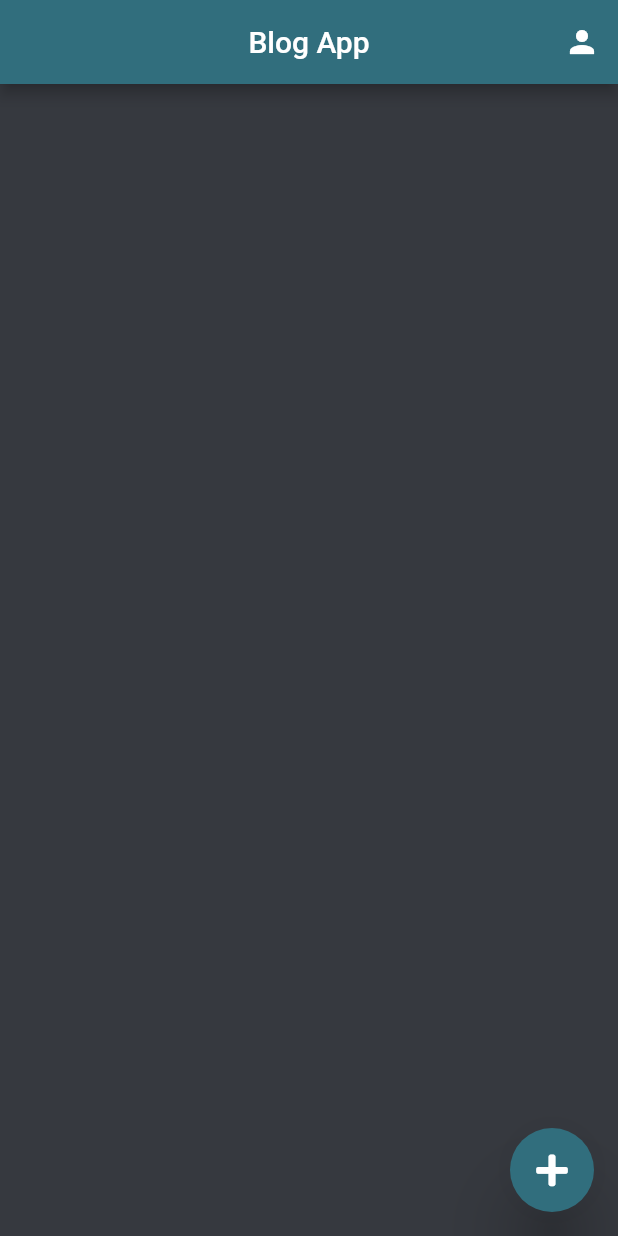
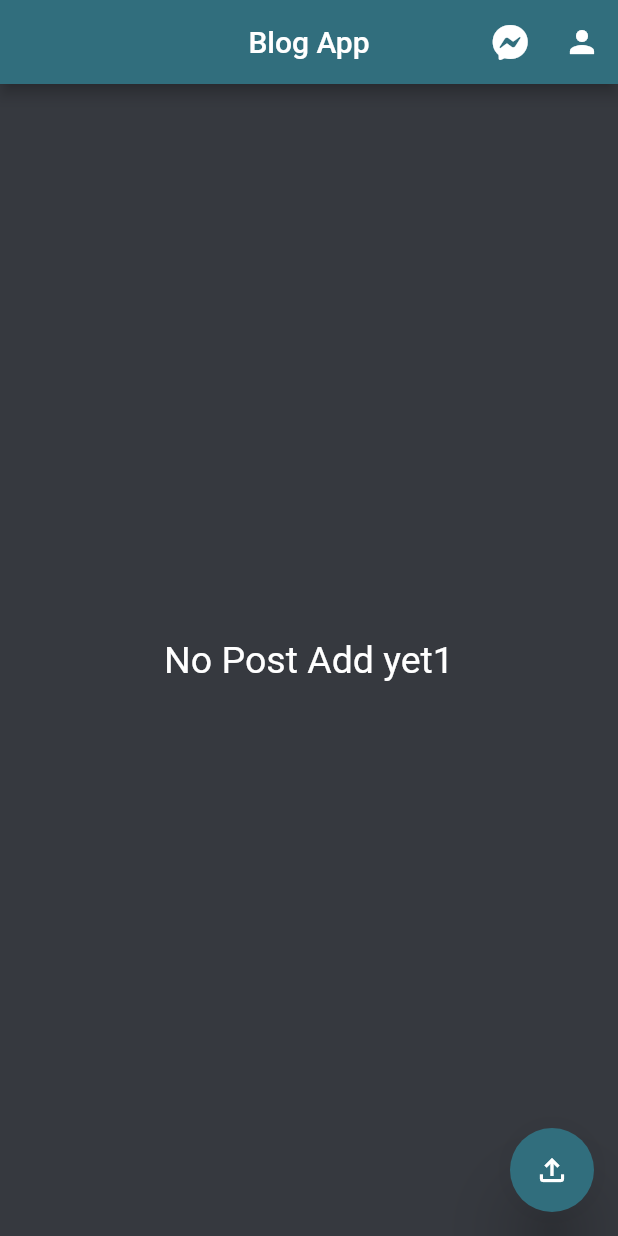
Before and after one commit to tahaTWM/chatFirebase, a Flutter app: the DisplayPost screen opened directly, on a phone screen of 412 x 824 dp. Run offline on Flutter 3.47's test engine with Material 2 defaults, Android fonts, the phone set to English and light mode, and no system bars; our stand-ins replace cloud_firestore, firebase_auth, firebase_core, firebase_storage, fluttertoast, font_awesome_flutter and 3 more; accounts and stored records are empty.

Commit message:
2021-11-24, 21:39:38.87

```diff
--- a/lib/api/authFunctions.dart
+++ b/lib/api/authFunctions.dart
@@ -23,7 +23,6 @@ class Api {
       await pref.setString("username", result.user.displayName);
       if (pref.getString('uid') == null)
         await pref.setString("uid", result.user.uid.toString());
-
 
       return true;
     } on FirebaseAuthException catch (e) {
@@ -85,7 +84,6 @@ class Api {
           email: email, password: password);
       await _auth.currentUser.updateDisplayName(fullname);
       await _auth.currentUser.updatePhotoURL(photoURL);
-      await pref.setString("uid", result.user.uid);
       if (result != null) return true;
     } on FirebaseAuthException catch (e) {
       if (e.code == 'weak-password') {
--- a/lib/view/ui/blog/displayPost.dart
+++ b/lib/view/ui/blog/displayPost.dart
@@ -1,6 +1,8 @@
 // ignore_for_file: file_names, prefer_const_constructors, sized_box_for_whitespace, avoid_print, prefer_const_literals_to_create_immutables
 
+import 'package:chat_app/view/chat_view/conversionScreen.dart';
 import 'package:chat_app/view/chat_view/profile.dart';
+import 'package:chat_app/view/ui/functions.dart';
 import 'package:cloud_firestore/cloud_firestore.dart';
 import 'package:firebase_auth/firebase_auth.dart';
 import 'package:font_awesome_flutter/font_awesome_flutter.dart';
@@ -15,6 +17,15 @@ class DisplayPost extends StatefulWidget {
 }
 
 class _DisplayPostState extends State<DisplayPost> {
+  Stream _streamData;
+  BlogApis blogApis = BlogApis();
+
+  @override
+  void initState() {
+    getData();
+    super.initState();
+  }
+
   @override
   Widget build(BuildContext context) {
     return Scaffold(
@@ -29,6 +40,16 @@ class _DisplayPostState extends State<DisplayPost> {
           iconTheme: IconThemeData(color: Colors.white),
           actions: [
             IconButton(
+              icon: Icon(FontAwesomeIcons.facebookMessenger),
+              onPressed: () {
+                Navigator.push(
+                    context,
+                    MaterialPageRoute(
+                        builder: (context) => ConversionScreen()));
+              },
+              color: Colors.white,
+            ),
+            IconButton(
               icon: Icon(Icons.person),
               onPressed: () {
                 Navigator.push(context,
@@ -37,27 +58,21 @@ class _DisplayPostState extends State<DisplayPost> {
               color: Colors.white,
             ),
           ]),
-      body: SafeArea(
+      body: RefreshIndicator(
+        onRefresh: () => getData(),
         child: Container(
           width: MediaQuery.of(context).size.width,
           height: MediaQuery.of(context).size.height,
           child: StreamBuilder(
-            stream: FirebaseFirestore.instance
-                .collection("Posts")
-                .doc(FirebaseAuth.instance.currentUser.uid)
-                .collection('posts')
-                .snapshots(),
-            builder:
-                (BuildContext context, AsyncSnapshot<QuerySnapshot> snapshot) {
-              return snapshot == null
-                  ? Center(
-                      child: Text(
-                      "No Post Add yet",
-                      style: TextStyle(color: Colors.white, fontSize: 25),
-                    ))
-                  : ListView(
-                      children: snapshot.data.docs.map((document) {
-                        Map<String, dynamic> body = document.data();
+              stream: _streamData,
+              builder: (context, snapshot) {
+                return snapshot.hasData
+                    ? ListView.builder(
+                        itemCount: snapshot.data.docs.length,
+                        itemBuilder: (BuildContext context, int index) {
+                          Map<String, dynamic> body =
+                              snapshot.data.docs[index].data() as Map;
+
                           return Container(
                             margin: EdgeInsets.all(10),
                             padding: EdgeInsets.all(10),
@@ -122,12 +137,14 @@ class _DisplayPostState extends State<DisplayPost> {
                                             switch (item) {
                                               case 1:
                                                 {
+                                                  var id = snapshot
+                                                      .data.docs[index].id;
                                                   FirebaseFirestore.instance
                                                       .collection("Posts")
                                                       .doc(FirebaseAuth.instance
                                                           .currentUser.uid)
                                                       .collection("posts")
-                                                    .doc(document.id)
+                                                      .doc(id)
                                                       .delete();
                                                 }
                                                 break;
@@ -175,7 +192,8 @@ class _DisplayPostState extends State<DisplayPost> {
                                     Expanded(
                                       flex: 1,
                                       child: Padding(
-                                      padding: const EdgeInsets.only(right: 10),
+                                        padding:
+                                            const EdgeInsets.only(right: 10),
                                         child: IconButton(
                                           icon: body["favorite"]
                                               ? Icon(
@@ -184,12 +202,14 @@ class _DisplayPostState extends State<DisplayPost> {
                                                 )
                                               : Icon(Icons.favorite_border),
                                           onPressed: () {
+                                            var id =
+                                                snapshot.data.docs[index].id;
                                             FirebaseFirestore.instance
                                                 .collection("Posts")
                                                 .doc(FirebaseAuth
                                                     .instance.currentUser.uid)
                                                 .collection("posts")
-                                              .doc(document.id)
+                                                .doc(id)
                                                 .update({
                                               "favorite": !body["favorite"]
                                             }).catchError((onError) {
@@ -216,10 +236,16 @@ class _DisplayPostState extends State<DisplayPost> {
                               ],
                             ),
                           );
-                      }).toList(),
-                    );
+                        },
+                      )
+                    : Center(
+                        child: Text(
+                        "No Post Add yet1",
+                        style: TextStyle(color: Colors.white, fontSize: 25),
+                      ));
               }),
-      )),
+        ),
+      ),
       floatingActionButton: FloatingActionButton(
         elevation: 20,
         backgroundColor: Color.fromRGBO(49, 110, 125, 1),
@@ -228,10 +254,16 @@ class _DisplayPostState extends State<DisplayPost> {
               context, MaterialPageRoute(builder: (context) => AddPost()));
         },
         child: Icon(
-          FontAwesomeIcons.plus,
+          Icons.file_upload_outlined,
           color: Colors.white,
         ),
       ),
     );
   }
+
+  getData() async {
+    await blogApis.dataFetch().then((value) {
+      _streamData = value;
+    });
   }
+}
```
Also changed, not shown: lib/api/databaseFunctions.dart (+12 -2 lines), lib/view/chat_view/conversionScreen.dart (+66 -25 lines), lib/view/ui/blog/addPost.dart (+15 -1 lines), lib/view/ui/functions.dart (added, +24 -0 lines). Lines whose indentation alone changed are shown as unchanged.
